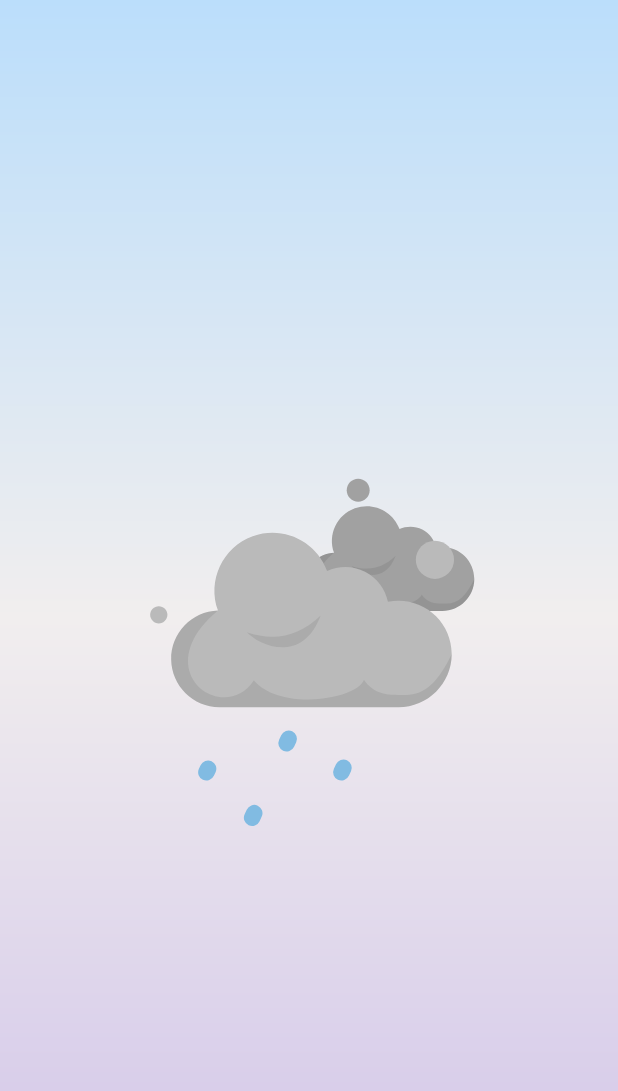
After one commit to chuthientuan/WeatherApp-Android, an Android app: the SplashActivity screen opened directly, with no data from a screen before it, on a phone screen of 412 x 824 dp. The commit adds this screen. Shown: the top 1091 px of the screen. Run offline under Robolectric (Android 15) with nearby library versions, the phone set to English and light mode, and no system bars.

Commit message:
Main and splash activity

```diff
--- a/app/build.gradle.kts
+++ b/app/build.gradle.kts
@@ -37,6 +37,8 @@ dependencies {
     implementation(libs.material)
     implementation(libs.activity)
     implementation(libs.constraintlayout)
+    //Loading Animation
+    implementation("com.airbnb.android:lottie:6.0.0")
     testImplementation(libs.junit)
     androidTestImplementation(libs.ext.junit)
     androidTestImplementation(libs.espresso.core)
--- a/app/src/main/AndroidManifest.xml
+++ b/app/src/main/AndroidManifest.xml
@@ -14,6 +14,9 @@
         tools:targetApi="31">
         <activity
             android:name=".MainActivity"
+            android:exported="false" />
+        <activity
+            android:name=".SplashActivity"
             android:exported="true">
             <intent-filter>
                 <action android:name="android.intent.action.MAIN" />
--- /dev/null
+++ b/app/src/main/java/com/example/weatherapp/SplashActivity.java
@@ -0,0 +1,42 @@
+package com.example.weatherapp;
+
+import android.content.Intent;
+import android.os.Bundle;
+
+import androidx.activity.EdgeToEdge;
+import androidx.appcompat.app.AppCompatActivity;
+import androidx.core.graphics.Insets;
+import androidx.core.view.ViewCompat;
+import androidx.core.view.WindowInsetsCompat;
+
+import com.airbnb.lottie.LottieAnimationView;
+
+import java.util.Timer;
+import java.util.TimerTask;
+
+public class SplashActivity extends AppCompatActivity {
+    private LottieAnimationView animationView;
+
+    @Override
+    protected void onCreate(Bundle savedInstanceState) {
+        super.onCreate(savedInstanceState);
+        EdgeToEdge.enable(this);
+        setContentView(R.layout.activity_splash);
+        ViewCompat.setOnApplyWindowInsetsListener(findViewById(R.id.main), (v, insets) -> {
+            Insets systemBars = insets.getInsets(WindowInsetsCompat.Type.systemBars());
+            v.setPadding(systemBars.left, systemBars.top, systemBars.right, systemBars.bottom);
+            return insets;
+        });
+        animationView = findViewById(R.id.animationView);
+        animationView.playAnimation();
+        Timer timer = new Timer();
+        timer.schedule(new TimerTask() {
+            @Override
+            public void run() {
+                Intent intent = new Intent(SplashActivity.this, MainActivity.class);
+                startActivity(intent);
+                finish();
+            }
+        }, 3000);
+    }
+}
--- /dev/null
+++ b/app/src/main/res/drawable/bg_splash.xml
@@ -0,0 +1,10 @@
+<?xml version="1.0" encoding="utf-8"?>
+<shape android:shape="rectangle"
+    xmlns:android="http://schemas.android.com/apk/res/android">
+    <gradient
+        android:startColor="#d1c4e9"
+        android:centerColor="#F1EEEE"
+        android:endColor="#bbdefb"
+        android:angle="90"
+        android:type="linear"/>
+</shape>
--- /dev/null
+++ b/app/src/main/res/layout/activity_splash.xml
@@ -0,0 +1,23 @@
+<?xml version="1.0" encoding="utf-8"?>
+<androidx.constraintlayout.widget.ConstraintLayout xmlns:android="http://schemas.android.com/apk/res/android"
+    xmlns:app="http://schemas.android.com/apk/res-auto"
+    xmlns:tools="http://schemas.android.com/tools"
+    android:id="@+id/main"
+    android:layout_width="match_parent"
+    android:layout_height="match_parent"
+    android:background="@drawable/bg_splash"
+    tools:context=".SplashActivity">
+
+    <com.airbnb.lottie.LottieAnimationView
+        android:id="@+id/animationView"
+        android:layout_width="wrap_content"
+        android:layout_height="wrap_content"
+        app:layout_constraintBottom_toBottomOf="parent"
+        app:layout_constraintEnd_toEndOf="parent"
+        app:layout_constraintStart_toStartOf="parent"
+        app:layout_constraintTop_toTopOf="parent"
+        app:lottie_autoPlay="true"
+        app:lottie_loop="true"
+        app:lottie_rawRes="@raw/animation" />
+
+</androidx.constraintlayout.widget.ConstraintLayout>
--- a/app/src/main/res/values/strings.xml
+++ b/app/src/main/res/values/strings.xml
@@ -1,4 +1,8 @@
 <resources>
     <string name="app_name">WeatherApp</string>
     <string name="mostly_cloudy">Mostly Cloudy</string>
+    <string name="textDateTime">Mon June 17 | 10:00 AM</string>
+    <string name="textTemperature">25°C</string>
+    <string name="today">Today</string>
+    <string name="next_7_days">Next 7 days</string>
 </resources>
```
Also changed, not shown: app/src/main/res/drawable/background_gradient_banner.xml (added, +10 -0 lines), app/src/main/res/layout/activity_main.xml (+40 -3 lines), app/src/main/res/layout/layout_weather_card.xml (added, +120 -0 lines), app/src/main/res/raw/animation.json (added, +1 -0 lines).
